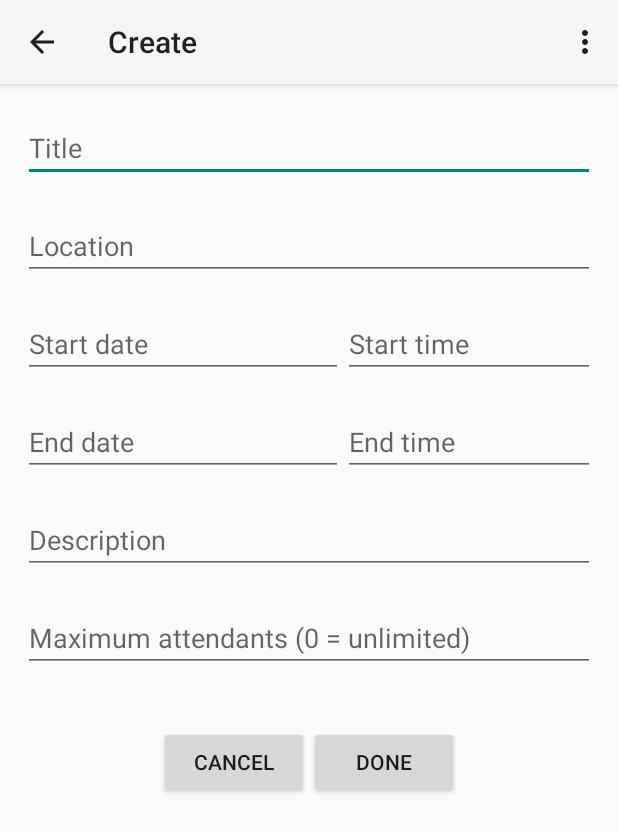
After one commit to etheone/tdp028, an Android app: the NewEventActivity screen opened directly, with no data from a screen before it, on a phone screen of 412 x 824 dp. The commit adds this screen. Shown: the top 832 px of the screen. Run offline under Robolectric (Android 15) with nearby library versions, the phone set to English and light mode, and no system bars.

Commit message:
Created new activity, user can now create events which is improtant for basic app functionality. Keyboard not behaving as intended yet and event is being added to the database as of now.

```diff
--- a/TDP028_2015/app/src/main/AndroidManifest.xml
+++ b/TDP028_2015/app/src/main/AndroidManifest.xml
@@ -18,7 +18,7 @@
         android:allowBackup="true"
         android:icon="@mipmap/ic_launcher"
         android:label="@string/app_name"
-        android:theme="@style/AppTheme" >
+        android:theme="@style/AppTheme">
         <activity
             android:name=".StartActivity"
             android:label="@string/app_name" >
@@ -40,6 +40,16 @@
             android:name="com.google.android.maps.v2.API_KEY"
             android:value="@string/google_maps_key" />
 
+        <activity
+            android:name=".NewEventActivity"
+            android:label="@string/title_activity_new_event"
+            android:theme="@style/Theme.AppCompat.Light"
+            android:windowSoftInputMode="adjustPan"
+            android:parentActivityName=".MainActivity" >
+            <meta-data
+                android:name="android.support.PARENT_ACTIVITY"
+                android:value="com.example.emil.socialize.MainActivity" />
+        </activity>
     </application>
 
 </manifest>
--- a/TDP028_2015/app/src/main/java/com/example/emil/socialize/MainActivity.java
+++ b/TDP028_2015/app/src/main/java/com/example/emil/socialize/MainActivity.java
@@ -21,6 +21,7 @@ import android.view.ViewGroup;
 import android.support.v4.widget.DrawerLayout;
 import android.widget.ArrayAdapter;
 import android.widget.TextView;
+import android.widget.Toast;
 
 import com.google.android.gms.maps.GoogleMap;
 import com.google.android.gms.maps.MapFragment;
@@ -252,6 +253,13 @@ public class MainActivity extends FragmentActivity
                 return true;
         }
 
+        if (item.getItemId() == R.id.action_create) {
+            Intent i = new Intent(getApplicationContext(), NewEventActivity.class);
+            startActivity(i);
+           /* Toast.makeText(this, "Create new activity clicked", Toast.LENGTH_SHORT).show();
+            return true;*/
+        }
+
         return super.onOptionsItemSelected(item);
     }
 
--- a/TDP028_2015/app/src/main/java/com/example/emil/socialize/NavigationDrawerFragment.java
+++ b/TDP028_2015/app/src/main/java/com/example/emil/socialize/NavigationDrawerFragment.java
@@ -255,10 +255,10 @@ public class NavigationDrawerFragment extends Fragment {
             return true;
         }
 
-        if (item.getItemId() == R.id.action_create) {
+        /*if (item.getItemId() == R.id.action_create) {
             Toast.makeText(getActivity(), "Create new activity clicked", Toast.LENGTH_SHORT).show();
             return true;
-        }
+        }*/
 
         return super.onOptionsItemSelected(item);
     }
--- /dev/null
+++ b/TDP028_2015/app/src/main/java/com/example/emil/socialize/NewEventActivity.java
@@ -0,0 +1,156 @@
+package com.example.emil.socialize;
+
+import android.app.DatePickerDialog;
+import android.app.Dialog;
+import android.app.TimePickerDialog;
+import android.support.v7.app.AppCompatActivity;
+import android.os.Bundle;
+import android.text.format.Time;
+import android.view.KeyEvent;
+import android.view.Menu;
+import android.view.MenuItem;
+import android.view.View;
+import android.widget.DatePicker;
+import android.widget.EditText;
+import android.widget.TimePicker;
+import android.widget.Toast;
+
+public class NewEventActivity extends AppCompatActivity implements View.OnKeyListener {
+
+    EditText dateStart;
+    EditText dateEnd;
+    EditText timeStart;
+    EditText timeEnd;
+    private int year, month, day;
+    EditText currentField;
+
+    @Override
+    protected void onCreate(Bundle savedInstanceState) {
+        super.onCreate(savedInstanceState);
+        setContentView(R.layout.activity_new_event);
+
+        dateStart = (EditText)findViewById(R.id.dateStart);
+        dateEnd = (EditText)findViewById(R.id.dateEnd);
+        timeStart = (EditText)findViewById(R.id.timeStart);
+        timeEnd = (EditText)findViewById(R.id.timeEnd);
+
+    }
+
+    @Override
+    public boolean onCreateOptionsMenu(Menu menu) {
+        // Inflate the menu; this adds items to the action bar if it is present.
+        getMenuInflater().inflate(R.menu.menu_new_event, menu);
+        return true;
+    }
+
+    @Override
+    public boolean onOptionsItemSelected(MenuItem item) {
+        // Handle action bar item clicks here. The action bar will
+        // automatically handle clicks on the Home/Up button, so long
+        // as you specify a parent activity in AndroidManifest.xml.
+        int id = item.getItemId();
+
+        //noinspection SimplifiableIfStatement
+        if (id == R.id.action_settings) {
+            return true;
+        }
+
+        return super.onOptionsItemSelected(item);
+    }
+
+    @SuppressWarnings("deprecation")
+    public void selectDate(View v) {
+
+        switch(v.getId())
+        {
+            case R.id.dateStart:
+                currentField = (EditText)findViewById(R.id.dateStart);
+                break;
+
+            case R.id.dateEnd:
+                currentField = (EditText)findViewById(R.id.dateEnd);
+                break;
+        }
+
+        showDialog(999);
+        Toast.makeText(getApplicationContext(), "ca", Toast.LENGTH_SHORT)
+                .show();
+
+    }
+
+    @Override
+    @SuppressWarnings("deprecation")
+    protected Dialog onCreateDialog(int id) {
+        // TODO Auto-generated method stub
+        if (id == 999) {
+            return new DatePickerDialog(this, myDateListener, 2015, 11, 05);
+        }
+
+        if(id == 998) {
+            return new TimePickerDialog(this, myTimeListener, 12, 00, true);
+        }
+        return null;
+    }
+
+    private DatePickerDialog.OnDateSetListener myDateListener = new DatePickerDialog.OnDateSetListener() {
+        @Override
+        public void onDateSet(DatePicker arg0, int arg1, int arg2, int arg3) {
+            // TODO Auto-generated method stub
+            // arg1 = year
+            // arg2 = month
+            // arg3 = day
+            showDate(arg1, arg2+1, arg3);
+        }
+    };
+
+    private void showDate(int year, int month, int day) {
+        currentField.setText(new StringBuilder().append(day).append("/")
+                .append(month).append("/").append(year));
+    }
+
+    @SuppressWarnings("deprecation")
+    public void selectTime(View v) {
+
+        switch(v.getId())
+        {
+            case R.id.timeStart:
+                currentField = (EditText)findViewById(R.id.timeStart);
+                break;
+
+            case R.id.timeEnd:
+                currentField = (EditText)findViewById(R.id.timeEnd);
+                break;
+        }
+
+        showDialog(998);
+        Toast.makeText(getApplicationContext(), "ca", Toast.LENGTH_SHORT)
+                .show();
+
+    }
+
+    private TimePickerDialog.OnTimeSetListener myTimeListener = new TimePickerDialog.OnTimeSetListener() {
+
+        @Override
+        public void onTimeSet(TimePicker arg0, int arg1, int arg2) {
+
+            showTime(arg1, arg2);
+
+        }
+    };
+
+    private void showTime(int arg1, int arg2) {
+
+        currentField.setText(new StringBuilder().append(arg1).append(":").append(arg2));
+
+    }
+
+    @Override
+    public boolean onKey(View v, int keyCode, KeyEvent event) {
+
+        return false;
+    }
+
+
+    /////////////// Datepicker
+
+}
--- /dev/null
+++ b/TDP028_2015/app/src/main/res/layout/activity_new_event.xml
@@ -0,0 +1,140 @@
+<RelativeLayout xmlns:android="http://schemas.android.com/apk/res/android"
+    xmlns:tools="http://schemas.android.com/tools" android:layout_width="match_parent"
+    android:layout_height="match_parent"
+    tools:context="com.example.emil.socialize.NewEventActivity"
+    android:padding="0dp"
+    android:clickable="false">
+
+    <ScrollView
+        android:layout_width="wrap_content"
+        android:layout_height="wrap_content"
+        android:id="@+id/scrollView"
+        android:layout_alignParentTop="true"
+        android:layout_centerHorizontal="true" />
+
+    <EditText
+        android:layout_width="match_parent"
+        android:layout_height="wrap_content"
+        android:id="@+id/editText"
+        android:layout_alignParentTop="true"
+        android:layout_centerHorizontal="true"
+        android:layout_marginLeft="15dp"
+        android:layout_marginRight="15dp"
+        android:layout_marginTop="20dp"
+        android:hint="Title" />
+
+    <EditText
+        android:layout_width="match_parent"
+        android:layout_height="wrap_content"
+        android:id="@+id/editText2"
+        android:layout_below="@+id/editText"
+        android:layout_centerHorizontal="true"
+        android:layout_marginLeft="15dp"
+        android:layout_marginRight="15dp"
+        android:layout_marginTop="20dp"
+        android:hint="Location" />
+
+    <EditText
+        android:layout_width="wrap_content"
+        android:layout_height="wrap_content"
+        android:inputType="textWebEmailAddress|none"
+        android:ems="10"
+        android:id="@+id/dateStart"
+        android:layout_below="@+id/editText2"
+        android:layout_alignParentStart="true"
+        android:layout_marginLeft="15dp"
+        android:layout_marginTop="20dp"
+        android:onClick="selectDate"
+        android:hint="Start date"
+        android:linksClickable="false"
+        android:focusable="false"
+        android:focusableInTouchMode="false"/>
+
+    <EditText
+        android:layout_width="wrap_content"
+        android:layout_height="wrap_content"
+        android:inputType="time"
+        android:ems="10"
+        android:id="@+id/timeStart"
+        android:layout_alignTop="@+id/dateStart"
+        android:layout_toEndOf="@+id/dateStart"
+        android:layout_marginRight="15dp"
+        android:onClick="selectTime"
+        android:focusable="false"
+        android:focusableInTouchMode="false"
+        android:hint="Start time" />
+
+    <EditText
+        android:layout_width="wrap_content"
+        android:layout_height="wrap_content"
+        android:inputType="date"
+        android:ems="10"
+        android:id="@+id/dateEnd"
+        android:layout_below="@+id/dateStart"
+        android:layout_alignParentStart="true"
+        android:layout_marginLeft="15dp"
+        android:layout_marginTop="20dp"
+        android:onClick="selectDate"
+        android:focusable="false"
+        android:focusableInTouchMode="false"
+        android:hint="End date" />
+
+    <EditText
+        android:layout_width="wrap_content"
+        android:layout_height="wrap_content"
+        android:inputType="time"
+        android:ems="10"
+        android:id="@+id/timeEnd"
+        android:layout_alignTop="@+id/dateEnd"
+        android:layout_toEndOf="@+id/dateEnd"
+        android:layout_marginRight="15dp"
+        android:onClick="selectTime"
+        android:focusable="false"
+        android:focusableInTouchMode="false"
+        android:hint="End time" />
+
+    <EditText
+        android:layout_width="match_parent"
+        android:layout_height="wrap_content"
+        android:id="@+id/editText7"
+        android:layout_below="@+id/dateEnd"
+        android:layout_centerHorizontal="true"
+        android:layout_marginLeft="15dp"
+        android:layout_marginRight="15dp"
+        android:layout_marginTop="20dp"
+        android:hint="Description" />
+
+    <EditText
+        android:layout_width="match_parent"
+        android:layout_height="wrap_content"
+        android:inputType="number"
+        android:ems="10"
+        android:id="@+id/editText8"
+        android:layout_below="@+id/editText7"
+        android:layout_centerHorizontal="true"
+        android:layout_marginLeft="15dp"
+        android:layout_marginRight="15dp"
+        android:layout_marginTop="20dp"
+        android:hint="Maximum attendants (0 = unlimited)" />
+
+    <Button
+        android:layout_width="100dp"
+        android:layout_height="wrap_content"
+        android:text="Done"
+        android:id="@+id/button"
+        android:layout_below="@+id/editText8"
+        android:layout_alignStart="@+id/scrollView"
+        android:layout_marginTop="36dp"
+        />
+
+    <Button
+        android:layout_width="100dp"
+        android:layout_height="wrap_content"
+        android:text="Cancel"
+        android:id="@+id/button2"
+        android:layout_alignTop="@+id/button"
+        android:layout_toStartOf="@+id/button"
+        android:layout_margin="0dp" />
+
+
+</RelativeLayout>
--- /dev/null
+++ b/TDP028_2015/app/src/main/res/menu/menu_new_event.xml
@@ -0,0 +1,7 @@
+<menu xmlns:android="http://schemas.android.com/apk/res/android"
+    xmlns:app="http://schemas.android.com/apk/res-auto"
+    xmlns:tools="http://schemas.android.com/tools"
+    tools:context="com.example.emil.socialize.NewEventActivity">
+    <item android:id="@+id/action_settings" android:title="@string/action_settings"
+        android:orderInCategory="100" app:showAsAction="never" />
+</menu>
--- a/TDP028_2015/app/src/main/res/values/strings.xml
+++ b/TDP028_2015/app/src/main/res/values/strings.xml
@@ -21,4 +21,5 @@
 
 <!-- TODO: Remove or change this placeholder text -->
     <string name="hello_blank_fragment">Hello blank fragment</string>
+    <string name="title_activity_new_event">Create</string>
 </resources>
```
Also changed, not shown: 1 other file.
